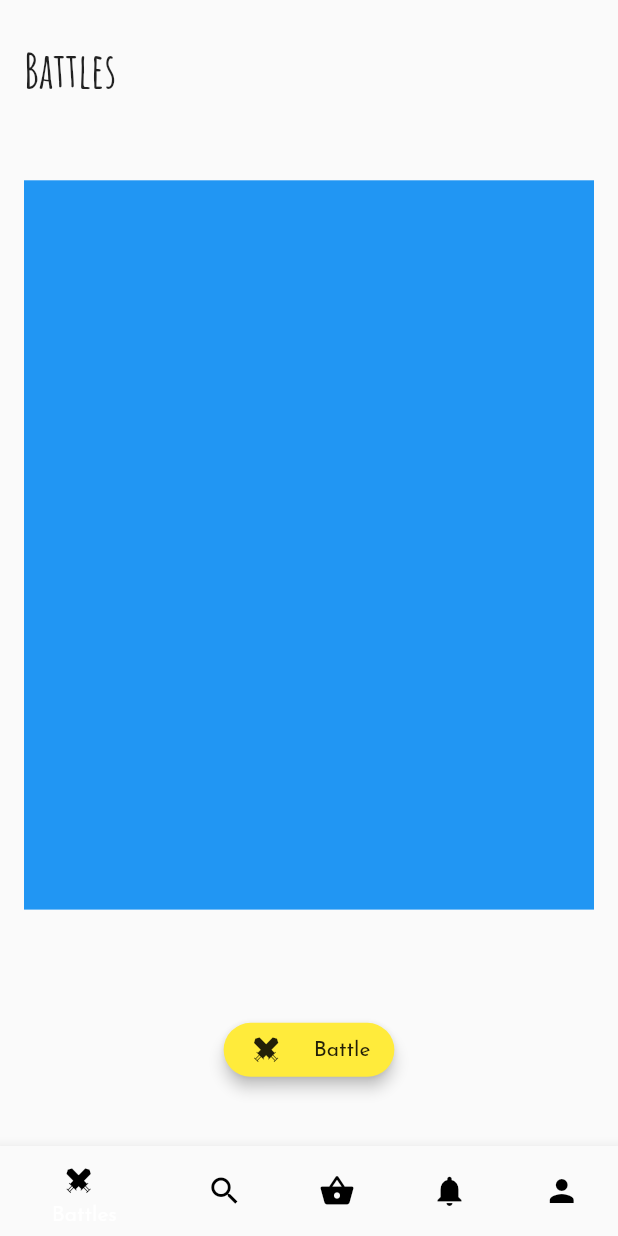
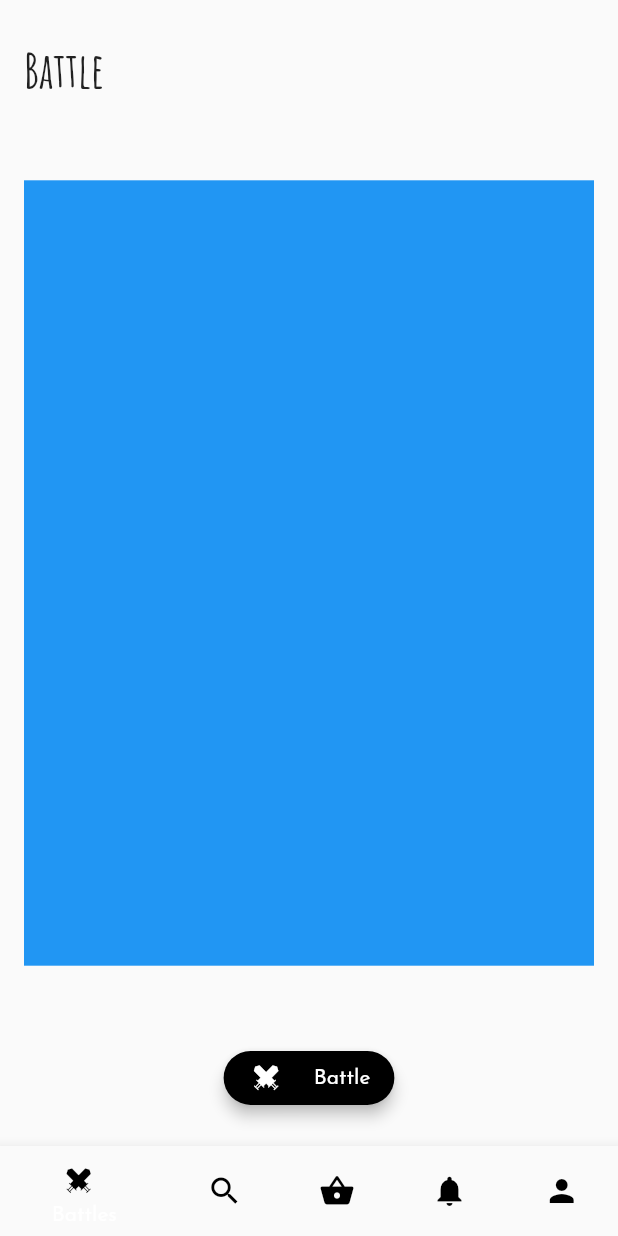
Before and after one commit to partnercloudsupport/outfit-battle-flutter, a Flutter app: the screen it shows after launch, on a phone screen of 412 x 824 dp. Run offline on Flutter 3.47's test engine with Material 2 defaults, Android fonts, the phone set to English and light mode, and no system bars; our stand-ins replace rxdart.

Commit message:
change button colour to black and white

```diff
--- a/lib/src/ui/tabs/battles_tab.dart
+++ b/lib/src/ui/tabs/battles_tab.dart
@@ -2,7 +2,6 @@ import 'package:flutter/material.dart';
 import 'package:outfit_battle/src/resources/custom_icons.dart';
 
 class BattlesTab extends StatelessWidget {
-
   BattlesTab();
 
   @override
@@ -22,31 +21,29 @@ class BattlesTab extends StatelessWidget {
 
   Expanded buildBattleButton() {
     return Expanded(
-          flex: 3,
-          child: Column(
-            mainAxisAlignment: MainAxisAlignment.spaceEvenly,
-            children: <Widget>[
+      flex: 2,
+      child: Center(
+        child:
              RaisedButton.icon(
-                onPressed: (){},
-                color: Colors.yellow,
+              onPressed: () {},
+              color: Colors.black,
               elevation: 4.0,
-                shape: new RoundedRectangleBorder(borderRadius: new BorderRadius.circular(30.0)),
-                label:
-                    Text("Battle"),
+              shape: new RoundedRectangleBorder(
+                  borderRadius: new BorderRadius.circular(30.0)),
+              label: Text("Battle", style: TextStyle(color: Colors.white),),
               icon: Padding(
                 padding: const EdgeInsets.fromLTRB(8.0, 8.0, 8.0, 0.0),
-                      child: Icon(CustomIcons.swords_crossed),
+                child: Icon(CustomIcons.swords_crossed,
+                color: Colors.white,),
               ),
                ),
-
-            ],
       ),
     );
   }
 
   Expanded buildBattleBox() {
     return Expanded(
-          flex: 13,
+      flex: 14,
       child: Container(
         color: Colors.blue,
       ),
@@ -56,16 +53,10 @@ class BattlesTab extends StatelessWidget {
   Expanded buildTitleBar() {
     return Expanded(
       flex: 2,
-          child:
-              Row(
+      child: Row(
         children: <Widget>[
-                  Text(
-                   "Battles",
-                   style: TextStyle(
-                     fontFamily: 'Amatic',
-                     fontSize: 32.0
-                   )
-                  ),
+          Text("Battle",
+              style: TextStyle(fontFamily: 'Amatic', fontSize: 32.0)),
         ],
       ),
     );
```
Lines whose indentation alone changed are shown as unchanged.
